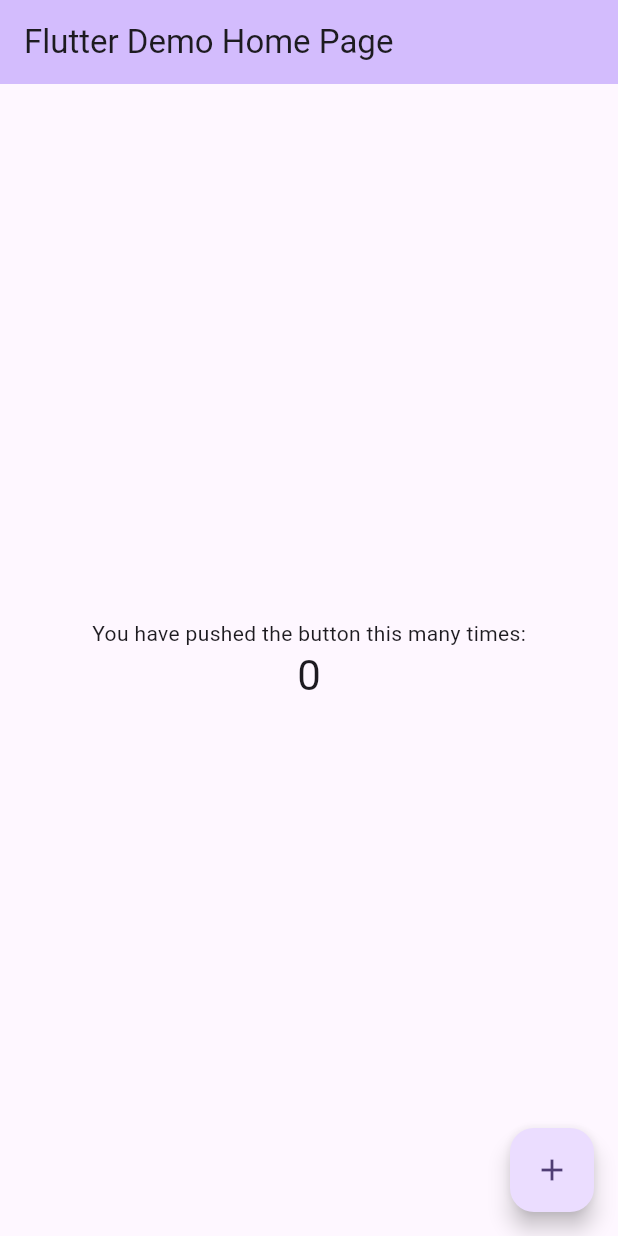
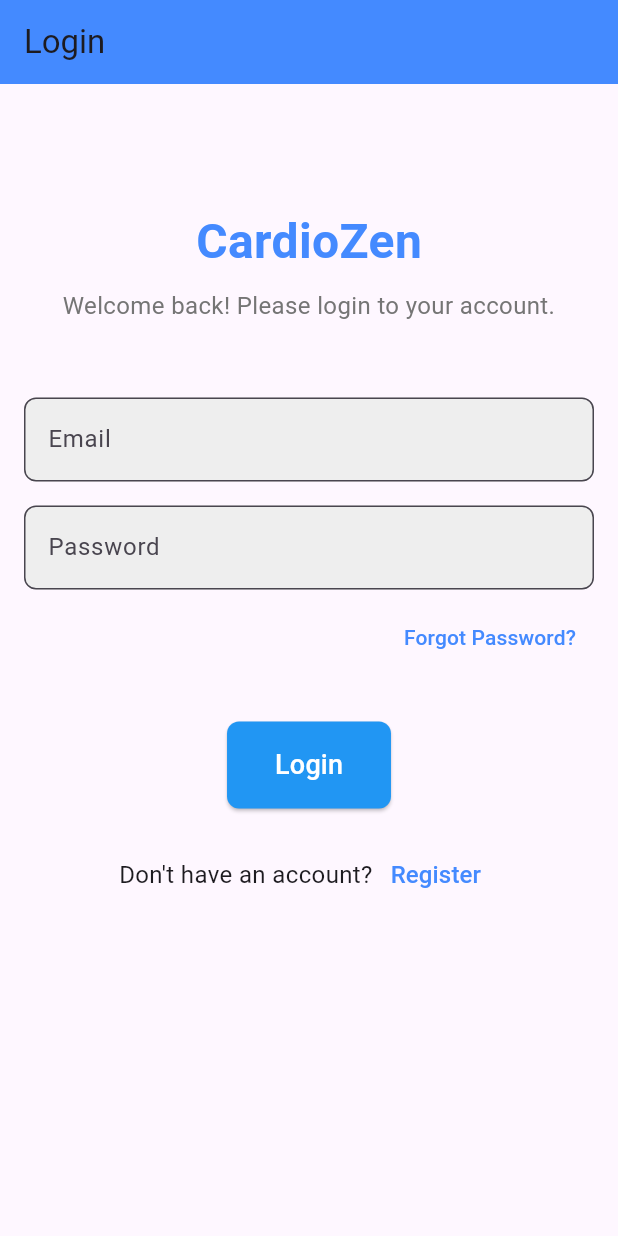
Before and after one commit to souvikree/CardioZen, a Flutter app: the screen it shows after launch, on a phone screen of 412 x 824 dp. Run offline on Flutter 3.47's test engine with Material 3 defaults, Android fonts, the phone set to English and light mode, and no system bars.

Commit message:
flutter updated

```diff
--- a/cardiozen/lib/main.dart
+++ b/cardiozen/lib/main.dart
@@ -1,125 +1,36 @@
 import 'package:flutter/material.dart';
+import 'screens/home_screen.dart';
+import 'screens/login_screen.dart';
+import 'screens/prediction_screen.dart';
+import 'screens/registration_screen.dart';
 
 void main() {
   runApp(const MyApp());
 }
 
-class MyApp extends StatelessWidget {
+class MyApp extends StatefulWidget {
   const MyApp({super.key});
 
-  // This widget is the root of your application.
+  @override
+  MyAppState createState() => MyAppState();
+}
+
+class MyAppState extends State<MyApp> {
   @override
   Widget build(BuildContext context) {
     return MaterialApp(
-      title: 'Flutter Demo',
+      title: 'CardioZen',
       theme: ThemeData(
-        // This is the theme of your application.
-        //
-        // TRY THIS: Try running your application with "flutter run". You'll see
-        // the application has a purple toolbar. Then, without quitting the app,
-        // try changing the seedColor in the colorScheme below to Colors.green
-        // and then invoke "hot reload" (save your changes or press the "hot
-        // reload" button in a Flutter-supported IDE, or press "r" if you used
-        // the command line to start the app).
-        //
-        // Notice that the counter didn't reset back to zero; the application
-        // state is not lost during the reload. To reset the state, use hot
-        // restart instead.
-        //
-        // This works for code too, not just values: Most code changes can be
-        // tested with just a hot reload.
-        colorScheme: ColorScheme.fromSeed(seedColor: Colors.deepPurple),
-        useMaterial3: true,
+        primarySwatch: Colors.blue,
+        visualDensity: VisualDensity.adaptivePlatformDensity,
       ),
-      home: const MyHomePage(title: 'Flutter Demo Home Page'),
+      home: const LoginScreen(),
+      routes: {
+        '/home': (context) => const HomeScreen(),
+        '/login': (context) => const LoginScreen(),
+        '/register': (context) => const RegistrationScreen(),
+        '/prediction': (context) => const PredictionScreen(),
+      },
     );
   }
 }
-
-class MyHomePage extends StatefulWidget {
-  const MyHomePage({super.key, required this.title});
-
-  // This widget is the home page of your application. It is stateful, meaning
-  // that it has a State object (defined below) that contains fields that affect
-  // how it looks.
-
-  // This class is the configuration for the state. It holds the values (in this
-  // case the title) provided by the parent (in this case the App widget) and
-  // used by the build method of the State. Fields in a Widget subclass are
-  // always marked "final".
-
-  final String title;
-
-  @override
-  State<MyHomePage> createState() => _MyHomePageState();
-}
-
-class _MyHomePageState extends State<MyHomePage> {
-  int _counter = 0;
-
-  void _incrementCounter() {
-    setState(() {
-      // This call to setState tells the Flutter framework that something has
-      // changed in this State, which causes it to rerun the build method below
-      // so that the display can reflect the updated values. If we changed
-      // _counter without calling setState(), then the build method would not be
-      // called again, and so nothing would appear to happen.
-      _counter++;
-    });
-  }
-
-  @override
-  Widget build(BuildContext context) {
-    // This method is rerun every time setState is called, for instance as done
-    // by the _incrementCounter method above.
-    //
-    // The Flutter framework has been optimized to make rerunning build methods
-    // fast, so that you can just rebuild anything that needs updating rather
-    // than having to individually change instances of widgets.
-    return Scaffold(
-      appBar: AppBar(
-        // TRY THIS: Try changing the color here to a specific color (to
-        // Colors.amber, perhaps?) and trigger a hot reload to see the AppBar
-        // change color while the other colors stay the same.
-        backgroundColor: Theme.of(context).colorScheme.inversePrimary,
-        // Here we take the value from the MyHomePage object that was created by
-        // the App.build method, and use it to set our appbar title.
-        title: Text(widget.title),
-      ),
-      body: Center(
-        // Center is a layout widget. It takes a single child and positions it
-        // in the middle of the parent.
-        child: Column(
-          // Column is also a layout widget. It takes a list of children and
-          // arranges them vertically. By default, it sizes itself to fit its
-          // children horizontally, and tries to be as tall as its parent.
-          //
-          // Column has various properties to control how it sizes itself and
-          // how it positions its children. Here we use mainAxisAlignment to
-          // center the children vertically; the main axis here is the vertical
-          // axis because Columns are vertical (the cross axis would be
-          // horizontal).
-          //
-          // TRY THIS: Invoke "debug painting" (choose the "Toggle Debug Paint"
-          // action in the IDE, or press "p" in the console), to see the
-          // wireframe for each widget.
-          mainAxisAlignment: MainAxisAlignment.center,
-          children: <Widget>[
-            const Text(
-              'You have pushed the button this many times:',
-            ),
-            Text(
-              '$_counter',
-              style: Theme.of(context).textTheme.headlineMedium,
-            ),
-          ],
-        ),
-      ),
-      floatingActionButton: FloatingActionButton(
-        onPressed: _incrementCounter,
-        tooltip: 'Increment',
-        child: const Icon(Icons.add),
-      ), // This trailing comma makes auto-formatting nicer for build methods.
-    );
-  }
-}
--- /dev/null
+++ b/cardiozen/lib/screens/login_screen.dart
@@ -0,0 +1,204 @@
+// ignore_for_file: use_build_context_synchronously, library_private_types_in_public_api, avoid_print, prefer_final_fields
+
+import 'package:flutter/material.dart';
+import 'package:http/http.dart' as http;
+import 'dart:convert'; // For JSON encoding/decoding
+import '../widgets/custom_button.dart';
+import '../widgets/custom_textfield.dart';
+import 'home_screen.dart';
+import 'registration_screen.dart';
+import 'forgot_password_screen.dart';
+
+class LoginScreen extends StatefulWidget {
+  const LoginScreen({super.key});
+
+  @override
+  _LoginScreenState createState() => _LoginScreenState();
+}
+
+class _LoginScreenState extends State<LoginScreen> {
+  final TextEditingController _emailController = TextEditingController();
+  final TextEditingController _passwordController = TextEditingController();
+  bool _isLoading = false;
+
+  Future<void> _login() async {
+  setState(() {
+    _isLoading = true;
+  });
+
+  final email = _emailController.text;
+  final password = _passwordController.text;
+
+  final url = Uri.parse('http://192.168.0.129:8000/api/auth/login');
+  try {
+    final response = await http.post(
+      url,
+      headers: {'Content-Type': 'application/json'},
+      body: jsonEncode({'email': email, 'password': password}),
+    );
+
+    setState(() {
+      _isLoading = false;
+    });
+
+    print('Response status: ${response.statusCode}');
+    print('Response body: ${response.body}');
+    print('Response headers: ${response.headers}');
+
+    if (response.statusCode == 200) {
+      final responseBody = jsonDecode(response.body);
+      if (responseBody is Map) {
+        final token = responseBody['token'];
+        if (token != null) {
+          ScaffoldMessenger.of(context).showSnackBar(
+            const SnackBar(content: Text('Login successful')),
+          );
+          Navigator.pushReplacement(
+            context,
+            MaterialPageRoute(builder: (context) => const HomeScreen()),
+          );
+        } else {
+          ScaffoldMessenger.of(context).showSnackBar(
+            const SnackBar(content: Text('Login failed: No token found')),
+          );
+        }
+      } else {
+        ScaffoldMessenger.of(context).showSnackBar(
+          const SnackBar(content: Text('Login failed: Invalid response format')),
+        );
+      }
+    } else {
+      // Handle non-200 status codes
+      String errorMessage = 'Unknown error';
+      try {
+        final responseBody = jsonDecode(response.body);
+        if (responseBody is Map) {
+          errorMessage = responseBody['message'] ?? 'Unknown error';
+        } else if (responseBody is String) {
+          errorMessage = responseBody; // If response is a plain string
+        }
+      } catch (e) {
+        errorMessage = 'Invalid response format';
+      }
+      ScaffoldMessenger.of(context).showSnackBar(
+        SnackBar(content: Text('Login failed: $errorMessage')),
+      );
+    }
+  } catch (e) {
+    setState(() {
+      _isLoading = false;
+    });
+    ScaffoldMessenger.of(context).showSnackBar(
+      SnackBar(content: Text('An error occurred: $e')),
+    );
+  }
+}
+
+
+
+
+  @override
+  Widget build(BuildContext context) {
+    return Scaffold(
+      appBar: AppBar(
+        title: const Text('Login'),
+        backgroundColor: Colors.blueAccent,
+      ),
+      body: SingleChildScrollView(
+        padding: const EdgeInsets.symmetric(horizontal: 16.0, vertical: 32.0),
+        child: Column(
+          mainAxisAlignment: MainAxisAlignment.center,
+          children: <Widget>[
+            const SizedBox(height: 50),
+            _buildHeader(),
+            const SizedBox(height: 50),
+            CustomTextField(
+                controller: _emailController,
+                hintText: 'Email',
+                keyboardType: TextInputType.emailAddress),
+            const SizedBox(height: 16),
+            CustomTextField(
+                controller: _passwordController,
+                hintText: 'Password',
+                obscureText: true),
+            const SizedBox(height: 8),
+            _buildForgotPassword(context),
+            const SizedBox(height: 32),
+            _isLoading
+                ? const CircularProgressIndicator() // Show loading indicator
+                : CustomButton(onPressed: _login, text: 'Login'),
+            const SizedBox(height: 20),
+            _buildFooter(context),
+          ],
+        ),
+      ),
+    );
+  }
+
+  Widget _buildHeader() {
+    return Column(
+      children: [
+        const Text(
+          'CardioZen',
+          style: TextStyle(
+            fontSize: 32,
+            fontWeight: FontWeight.bold,
+            color: Colors.blueAccent,
+          ),
+        ),
+        const SizedBox(height: 8),
+        Text(
+          'Welcome back! Please login to your account.',
+          style: TextStyle(
+            fontSize: 16,
+            color: Colors.grey[600],
+          ),
+          textAlign: TextAlign.center,
+        ),
+      ],
+    );
+  }
+
+  Widget _buildForgotPassword(BuildContext context) {
+    return Align(
+      alignment: Alignment.centerRight,
+      child: TextButton(
+        onPressed: () {
+          Navigator.push(
+            context,
+            MaterialPageRoute(builder: (context) => ForgotPasswordScreen()),
+          );
+        },
+        child: const Text(
+          'Forgot Password?',
+          style: TextStyle(fontSize: 14, color: Colors.blueAccent),
+        ),
+      ),
+    );
+  }
+
+  Widget _buildFooter(BuildContext context) {
+    return Row(
+      mainAxisAlignment: MainAxisAlignment.center,
+      children: [
+        const Text(
+          "Don't have an account?",
+          style: TextStyle(fontSize: 16),
+        ),
+        TextButton(
+          onPressed: () {
+            Navigator.push(
+              context,
+              MaterialPageRoute(
+                  builder: (context) => const RegistrationScreen()),
+            );
+          },
+          child: const Text(
+            'Register',
+            style: TextStyle(fontSize: 16, color: Colors.blueAccent),
+          ),
+        ),
+      ],
+    );
+  }
+}
--- /dev/null
+++ b/cardiozen/lib/services/authentication_service.dart
@@ -0,0 +1,37 @@
+import 'dart:convert';
+import 'package:http/http.dart' as http;
+
+class AuthenticationService {
+  final String baseUrl = 'http://localhost:8000/api/auth'; // Adjust to your backend URL
+
+  Future<bool> login(String email, String password) async {
+    final response = await http.post(
+      Uri.parse('$baseUrl/login'),
+      headers: <String, String>{
+        'Content-Type': 'application/json',
+      },
+      body: jsonEncode({
+        'email': email,
+        'password': password,
+      }),
+    );
+
+    return response.statusCode == 200;
+  }
+
+  Future<bool> register(String email, String password, String name) async {
+    final response = await http.post(
+      Uri.parse('$baseUrl/register'),
+      headers: <String, String>{
+        'Content-Type': 'application/json',
+      },
+      body: jsonEncode({
+        'email': email,
+        'password': password,
+        'name': name,
+      }),
+    );
+
+    return response.statusCode == 201;
+  }
+}
--- /dev/null
+++ b/cardiozen/lib/widgets/custom_button.dart
@@ -0,0 +1,25 @@
+import 'package:flutter/material.dart';
+
+class CustomButton extends StatelessWidget {
+  final VoidCallback onPressed;
+  final String text;
+
+  const CustomButton({super.key, required this.onPressed, required this.text});
+
+  @override
+  Widget build(BuildContext context) {
+    return ElevatedButton(
+      onPressed: onPressed,
+      style: ElevatedButton.styleFrom(
+        padding: const EdgeInsets.symmetric(horizontal: 32, vertical: 16), backgroundColor: Colors.blue,
+        shape: RoundedRectangleBorder(
+          borderRadius: BorderRadius.circular(8),
+        ),
+      ),
+      child: Text(
+        text,
+        style: const TextStyle(fontSize: 18, color: Colors.white),
+      ),
+    );
+  }
+}
--- /dev/null
+++ b/cardiozen/lib/widgets/custom_textfield.dart
@@ -0,0 +1,32 @@
+import 'package:flutter/material.dart';
+
+class CustomTextField extends StatelessWidget {
+  final TextEditingController controller;
+  final String hintText;
+  final bool obscureText;
+  final TextInputType keyboardType;
+
+  const CustomTextField({super.key,
+    required this.controller,
+    required this.hintText,
+    this.obscureText = false,
+    this.keyboardType = TextInputType.text,
+  });
+
+  @override
+  Widget build(BuildContext context) {
+    return TextField(
+      controller: controller,
+      obscureText: obscureText,
+      keyboardType: keyboardType,
+      decoration: InputDecoration(
+        border: OutlineInputBorder(
+          borderRadius: BorderRadius.circular(8),
+        ),
+        hintText: hintText,
+        filled: true,
+        fillColor: Colors.grey[200],
+      ),
+    );
+  }
+}
--- a/cardiozen/pubspec.yaml
+++ b/cardiozen/pubspec.yaml
@@ -19,7 +19,7 @@ publish_to: 'none' # Remove this line if you wish to publish to pub.dev
 version: 1.0.0+1
 
 environment:
-  sdk: '>=3.3.3 <4.0.0'
+  sdk: '>=3.4.4 <4.0.0'
 
 # Dependencies specify other packages that your package needs in order to work.
 # To automatically upgrade your package dependencies to the latest versions
@@ -35,6 +35,7 @@ dependencies:
   # The following adds the Cupertino Icons font to your application.
   # Use with the CupertinoIcons class for iOS style icons.
   cupertino_icons: ^1.0.6
+  http: ^1.2.2
 
 dev_dependencies:
   flutter_test:
```
Also changed, not shown: cardiozen/lib/screens/forgot_password_screen.dart (added, +43 -0 lines), cardiozen/lib/screens/home_screen.dart (added, +17 -0 lines), cardiozen/lib/screens/prediction_screen.dart (added, +56 -0 lines), cardiozen/lib/screens/registration_screen.dart (added, +138 -0 lines), cardiozen/lib/services/api_service.dart (added, +23 -0 lines), cardiozen/pubspec.lock, 10 other files.
